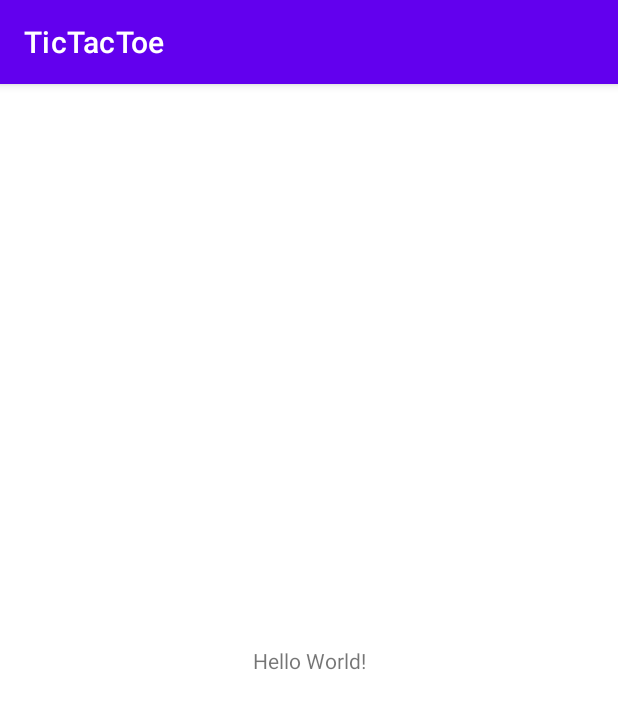
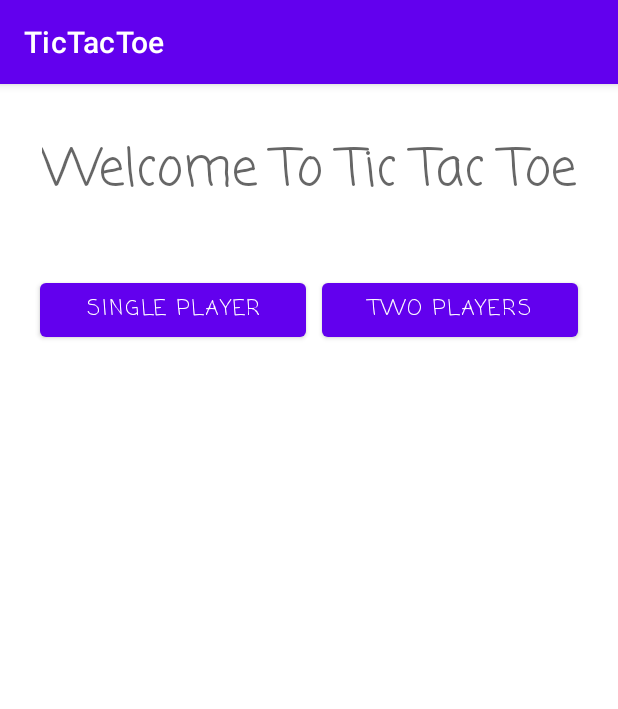
Before and after one commit to skystone1000/Android-Tic-Tac-Toe, an Android app: the screen it shows after launch (MainActivity), on a phone screen of 412 x 824 dp. Shown: the top 709 px of the screen. Run offline under Robolectric (Android 15) with nearby library versions, the phone set to English and light mode, and no system bars.

Commit message:
Two Player working

```diff
--- a/TicTacToe/app/src/main/AndroidManifest.xml
+++ b/TicTacToe/app/src/main/AndroidManifest.xml
@@ -9,6 +9,10 @@
         android:roundIcon="@mipmap/ic_launcher_round"
         android:supportsRtl="true"
         android:theme="@style/Theme.TicTacToe">
+        <activity android:name=".TwoPlayerActivity"
+            android:parentActivityName=".MainActivity">
+
+        </activity>
         <activity android:name=".MainActivity">
             <intent-filter>
                 <action android:name="android.intent.action.MAIN" />
--- a/TicTacToe/app/src/main/res/layout/activity_main.xml
+++ b/TicTacToe/app/src/main/res/layout/activity_main.xml
@@ -7,12 +7,47 @@
     tools:context=".MainActivity">
 
     <TextView
+        android:id="@+id/textView"
         android:layout_width="wrap_content"
         android:layout_height="wrap_content"
-        android:text="Hello World!"
-        app:layout_constraintBottom_toBottomOf="parent"
+        android:layout_marginTop="32dp"
+        android:fontFamily="casual"
+        android:text="@string/welcome_to_tic_tac_toe"
+        android:textAppearance="@style/TextAppearance.AppCompat.Display1"
         app:layout_constraintLeft_toLeftOf="parent"
         app:layout_constraintRight_toRightOf="parent"
         app:layout_constraintTop_toTopOf="parent" />
 
+    <LinearLayout
+        android:layout_width="0dp"
+        android:layout_height="wrap_content"
+        android:layout_marginStart="16dp"
+        android:layout_marginTop="32dp"
+        android:layout_marginEnd="16dp"
+        android:orientation="horizontal"
+        android:padding="5dp"
+        app:layout_constraintEnd_toEndOf="parent"
+        app:layout_constraintStart_toStartOf="parent"
+        app:layout_constraintTop_toBottomOf="@+id/textView">
+
+        <Button
+            android:id="@+id/singlePlayer"
+            android:layout_width="wrap_content"
+            android:layout_height="wrap_content"
+            android:layout_margin="5dp"
+            android:layout_weight="1"
+            android:fontFamily="casual"
+            android:text="@string/single_player" />
+
+        <Button
+            android:id="@+id/twoPlayer"
+            android:layout_width="wrap_content"
+            android:layout_height="match_parent"
+            android:layout_margin="5dp"
+            android:layout_weight="1"
+            android:fontFamily="casual"
+            android:onClick="startTwoPlayer"
+            android:text="@string/two_players" />
+    </LinearLayout>
+
 </androidx.constraintlayout.widget.ConstraintLayout>
--- a/TicTacToe/app/src/main/res/values/strings.xml
+++ b/TicTacToe/app/src/main/res/values/strings.xml
@@ -1,3 +1,10 @@
 <resources>
     <string name="app_name">TicTacToe</string>
+    <string name="welcome_to_tic_tac_toe">Welcome To Tic Tac Toe</string>
+    <string name="two_players">Two Players</string>
+    <string name="single_player">Single Player</string>
+    <string name="two_player_game">Two Player Game</string>
+    <string name="turn">Turn :</string>
+    <string name="startStatus">Tap to start the game (X"s Turn)</string>
+    <string name="todo">TODO</string>
 </resources>
```
Also changed, not shown: TicTacToe/app/src/main/java/com/example/tictactoe/MainActivity.java (+25 -0 lines), TicTacToe/app/src/main/java/com/example/tictactoe/TwoPlayerActivity.java (added, +100 -0 lines), TicTacToe/app/src/main/res/layout/activity_two_player.xml (added, +211 -0 lines), 6 other files.
